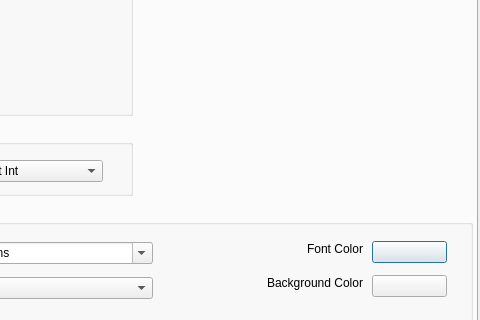
Above: src/configdialog.ui from CsoundQt/CsoundQt before the change; both pictures show x 202 to 682 and y 83 to 403 of the 682 by 589 pixel window. Below: the same form after it.
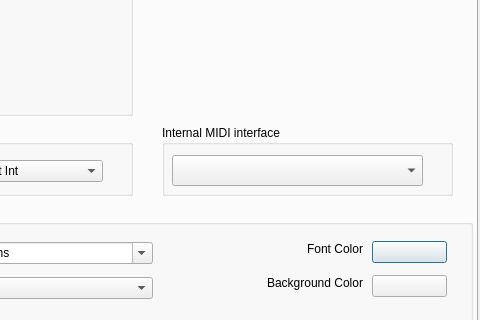
That is the form after the change. The open tabs and pages were chosen to show the change.

Commit message: Added Autotuner, MIDI layering and Sruti-Drone Box examples. Added support for MIDI control for widgets.

```diff
--- a/src/configdialog.ui
+++ b/src/configdialog.ui
@@ -821,6 +821,29 @@
         </item>
        </layout>
       </widget>
+      <widget class="QGroupBox" name="groupBox_12">
+       <property name="geometry">
+        <rect>
+         <x>360</x>
+         <y>180</y>
+         <width>291</width>
+         <height>71</height>
+        </rect>
+       </property>
+       <property name="title">
+        <string>Internal MIDI interface</string>
+       </property>
+       <widget class="QComboBox" name="midiInterfaceComboBox">
+        <property name="geometry">
+         <rect>
+          <x>10</x>
+          <y>30</y>
+          <width>251</width>
+          <height>31</height>
+         </rect>
+        </property>
+       </widget>
+      </widget>
      </widget>
      <widget class="QWidget" name="tab_6">
       <attribute name="title">
```
Left out of the diff: 2 changed lines with no effect on the pictures. The commit also changes 33 other files.
